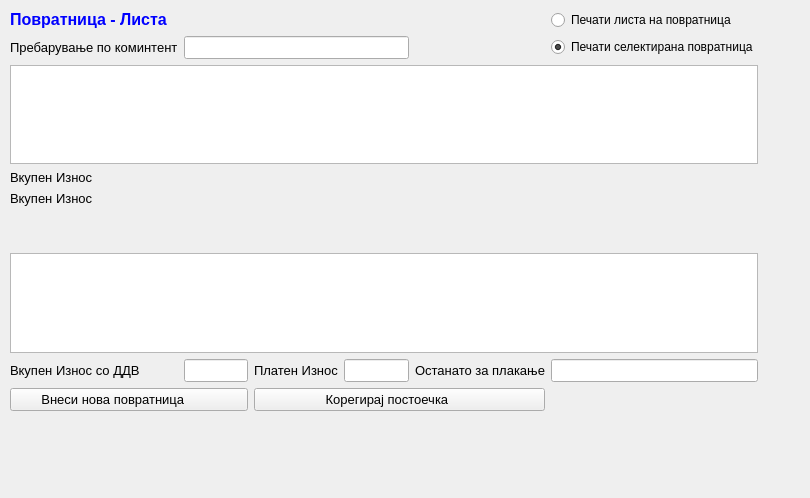
Qt form sterna/Povratnica/povratnicalista.ui (srgank/sterna_x) before a commit.
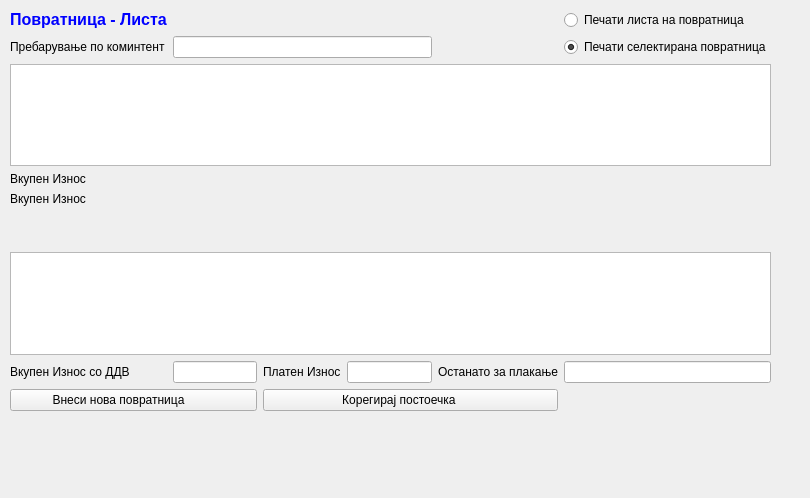
The same form after that commit. Icons and pictures are not drawn.

Diff of the .ui file:
```diff
--- a/sterna/Povratnica/povratnicalista.ui
+++ b/sterna/Povratnica/povratnicalista.ui
@@ -18,18 +18,13 @@
     <rect>
      <x>10</x>
      <y>10</y>
-     <width>748</width>
+     <width>761</width>
      <height>401</height>
     </rect>
    </property>
    <layout class="QGridLayout" name="gridLayout">
     <item row="0" column="0">
      <widget class="QLabel" name="label_4">
-      <property name="font">
-       <font>
-        <pointsize>10</pointsize>
-       </font>
-      </property>
       <property name="text">
        <string>&lt;!DOCTYPE HTML PUBLIC &quot;-//W3C//DTD HTML 4.0//EN&quot; &quot;http://www.w3.org/TR/REC-html40/strict.dtd&quot;&gt;
 &lt;html&gt;&lt;head&gt;&lt;meta name=&quot;qrichtext&quot; content=&quot;1&quot; /&gt;&lt;style type=&quot;text/css&quot;&gt;
@@ -100,24 +95,13 @@
     </item>
     <item row="1" column="0">
      <widget class="QLabel" name="label_8">
-      <property name="font">
-       <font>
-        <pointsize>10</pointsize>
-       </font>
-      </property>
       <property name="text">
        <string>Пребарување по коминтент</string>
       </property>
      </widget>
     </item>
     <item row="1" column="1" colspan="3">
-     <widget class="QLineEdit" name="lineEdit_7">
-      <property name="font">
-       <font>
-        <pointsize>10</pointsize>
-       </font>
-      </property>
-     </widget>
+     <widget class="QLineEdit" name="lineEdit_7"/>
     </item>
     <item row="1" column="5">
      <widget class="QRadioButton" name="radioButton_2">
@@ -168,11 +152,6 @@
         </disabled>
        </palette>
       </property>
-      <property name="font">
-       <font>
-        <pointsize>10</pointsize>
-       </font>
-      </property>
       <property name="alternatingRowColors">
        <bool>true</bool>
       </property>
@@ -180,11 +159,6 @@
     </item>
     <item row="3" column="0">
      <widget class="QLabel" name="label_11">
-      <property name="font">
-       <font>
-        <pointsize>10</pointsize>
-       </font>
-      </property>
       <property name="text">
        <string>Вкупен Износ </string>
       </property>
@@ -192,11 +166,6 @@
     </item>
     <item row="4" column="0">
      <widget class="QLabel" name="label_12">
-      <property name="font">
-       <font>
-        <pointsize>10</pointsize>
-       </font>
-      </property>
       <property name="text">
        <string>Вкупен Износ </string>
       </property>
@@ -241,13 +210,6 @@
         </disabled>
        </palette>
       </property>
-      <property name="font">
-       <font>
-        <pointsize>10</pointsize>
-        <weight>75</weight>
-        <bold>true</bold>
-       </font>
-      </property>
       <property name="text">
        <string/>
       </property>
@@ -255,12 +217,6 @@
     </item>
     <item row="6" column="0">
      <widget class="QLabel" name="label">
-      <property name="font">
-       <font>
-        <weight>75</weight>
-        <bold>true</bold>
-       </font>
-      </property>
       <property name="text">
        <string/>
       </property>
@@ -268,11 +224,6 @@
     </item>
     <item row="7" column="0" colspan="6">
      <widget class="QTableView" name="tableView_2">
-      <property name="font">
-       <font>
-        <pointsize>10</pointsize>
-       </font>
-      </property>
       <property name="alternatingRowColors">
        <bool>true</bool>
       </property>
@@ -280,11 +231,6 @@
     </item>
     <item row="8" column="0">
      <widget class="QLabel" name="label_7">
-      <property name="font">
-       <font>
-        <pointsize>10</pointsize>
-       </font>
-      </property>
       <property name="text">
        <string>Вкупен Износ со ДДВ </string>
       </property>
@@ -292,13 +238,6 @@
     </item>
     <item row="8" column="1">
      <widget class="QLineEdit" name="lineEdit_6">
-      <property name="font">
-       <font>
-        <pointsize>10</pointsize>
-        <weight>75</weight>
-        <bold>true</bold>
-       </font>
-      </property>
       <property name="alignment">
        <set>Qt::AlignRight|Qt::AlignTrailing|Qt::AlignVCenter</set>
       </property>
@@ -309,11 +248,6 @@
     </item>
     <item row="8" column="2">
      <widget class="QLabel" name="label_9">
-      <property name="font">
-       <font>
-        <pointsize>10</pointsize>
-       </font>
-      </property>
       <property name="text">
        <string>Платен Износ</string>
       </property>
@@ -321,13 +255,6 @@
     </item>
     <item row="8" column="3">
      <widget class="QLineEdit" name="lineEdit_8">
-      <property name="font">
-       <font>
-        <pointsize>10</pointsize>
-        <weight>75</weight>
-        <bold>true</bold>
-       </font>
-      </property>
       <property name="alignment">
        <set>Qt::AlignRight|Qt::AlignTrailing|Qt::AlignVCenter</set>
       </property>
@@ -338,11 +265,6 @@
     </item>
     <item row="8" column="4">
      <widget class="QLabel" name="label_10">
-      <property name="font">
-       <font>
-        <pointsize>10</pointsize>
-       </font>
-      </property>
       <property name="text">
        <string>Останато за плакање</string>
       </property>
@@ -350,13 +272,6 @@
     </item>
     <item row="8" column="5">
      <widget class="QLineEdit" name="lineEdit_9">
-      <property name="font">
-       <font>
-        <pointsize>10</pointsize>
-        <weight>75</weight>
-        <bold>true</bold>
-       </font>
-      </property>
       <property name="alignment">
        <set>Qt::AlignRight|Qt::AlignTrailing|Qt::AlignVCenter</set>
       </property>
@@ -367,11 +282,6 @@
     </item>
     <item row="9" column="0" colspan="2">
      <widget class="QPushButton" name="pushButton">
-      <property name="font">
-       <font>
-        <pointsize>10</pointsize>
-       </font>
-      </property>
       <property name="text">
        <string>Внеси нова повратница         </string>
       </property>
@@ -383,11 +293,6 @@
     </item>
     <item row="9" column="2" colspan="3">
      <widget class="QPushButton" name="pushButton_2">
-      <property name="font">
-       <font>
-        <pointsize>10</pointsize>
-       </font>
-      </property>
       <property name="text">
        <string>Корегирај постоечка       </string>
       </property>
```
